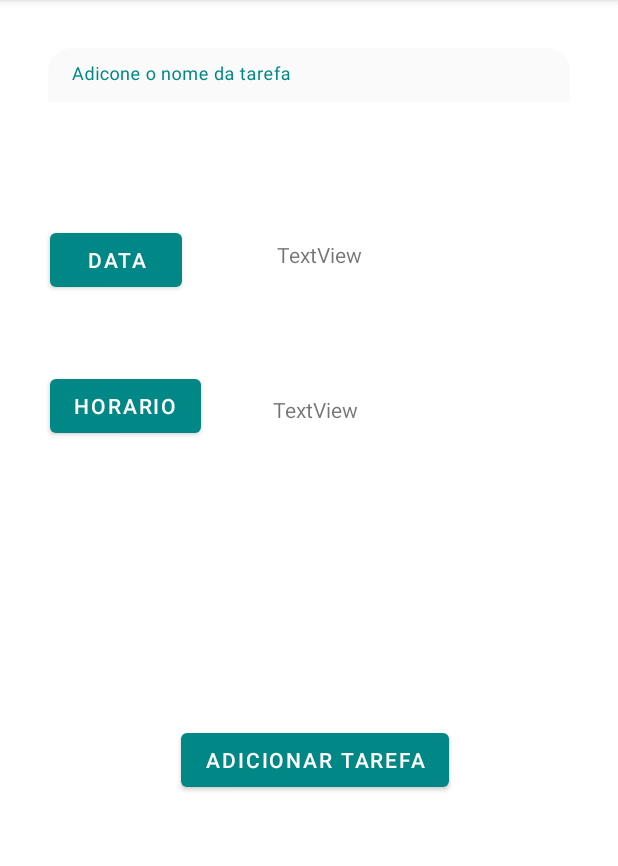
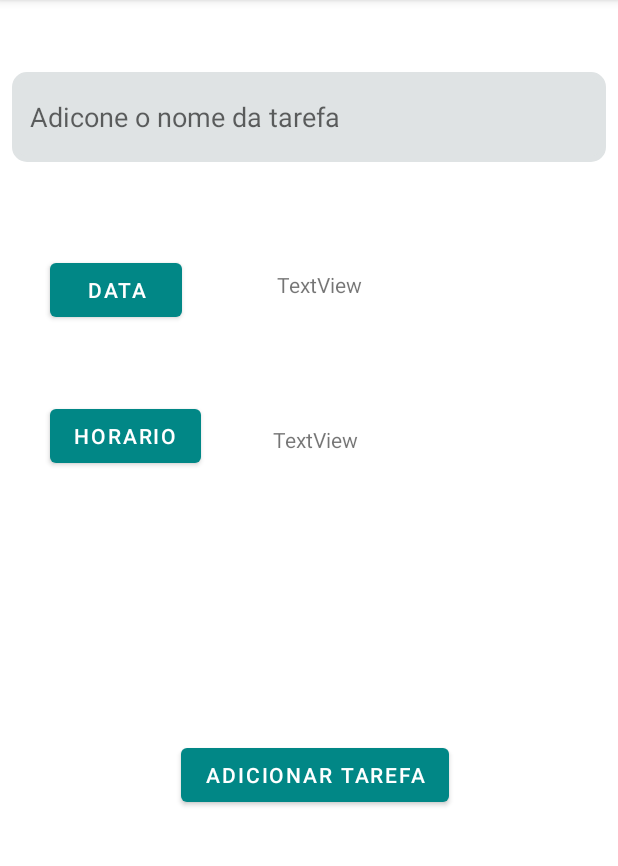
Before and after one commit to 2024-1-NADS3/Projeto1, an Android app: the AdicionarActivity screen opened directly, with no data from a screen before it, after a tap on "ADICIONAR TAREFA", on a phone screen of 412 x 824 dp, the part 84-950 px from its top. Run offline under Robolectric (Android 15) with nearby library versions, the light colour scheme and no system bars.

Commit message:
colocando icon

```diff
--- a/src/Frontend/MyNavigation/app/src/main/AndroidManifest.xml
+++ b/src/Frontend/MyNavigation/app/src/main/AndroidManifest.xml
@@ -6,7 +6,7 @@
         android:allowBackup="true"
         android:dataExtractionRules="@xml/data_extraction_rules"
         android:fullBackupContent="@xml/backup_rules"
-        android:icon="@mipmap/ic_launcher"
+        android:icon="@drawable/logo_bemviver2"
         android:label="@string/app_name"
         android:supportsRtl="true"
         android:theme="@style/Theme.MyNavigation"
@@ -14,13 +14,12 @@
         <activity
             android:name=".AdicionarActivity"
             android:parentActivityName=".MainActivity"
-            android:exported="false" />
+            android:exported="true" />
         <activity
             android:name=".SplashActivity"
             android:exported="true" >
             <intent-filter>
                 <action android:name="android.intent.action.MAIN" />
-
                 <category android:name="android.intent.category.LAUNCHER" />
             </intent-filter>
         </activity>
--- a/src/Frontend/MyNavigation/app/src/main/java/com/example/mynavigation/AdicionarActivity.java
+++ b/src/Frontend/MyNavigation/app/src/main/java/com/example/mynavigation/AdicionarActivity.java
@@ -22,7 +22,6 @@ import android.app.TimePickerDialog;
 import android.database.Cursor;
 import android.database.sqlite.SQLiteDatabase;
 import android.os.Bundle;
-
 
 public class AdicionarActivity extends AppCompatActivity {
     private EditText nomeTarefa;
@@ -95,13 +94,18 @@ public class AdicionarActivity extends AppCompatActivity {
 
         //BOTÃO QUE IRÁ ENVIAR PARA TABELA DO SQLlITE
         adicionarTarefa.setOnClickListener(v -> {
+
             try {
+                String novaTarefa = nomeTarefa.getText().toString();
+                if (novaTarefa.isEmpty()) {
+                    // Se estiver vazio exibe um toast
+                    Toast.makeText(AdicionarActivity.this, "O campo Nome da Tarefa não pode estar vazio", Toast.LENGTH_SHORT).show();
+                    return;
+                }
                 // Abre ou cria o banco de dados
                 SQLiteDatabase bancoDados = openOrCreateDatabase("CheckList", MODE_PRIVATE, null);
-                bancoDados.execSQL("CREATE TABLE IF NOT EXISTS minhasTarefas2 (id INTEGER PRIMARY KEY AUTOINCREMENT, tarefa VARCHAR, data_hora DATETIME)");
+                bancoDados.execSQL("CREATE TABLE IF NOT EXISTS minhasTarefas (id INTEGER PRIMARY KEY AUTOINCREMENT, tarefa VARCHAR, data_hora DATETIME)");
 
-                // nome da tarefa
-                String novaTarefa = nomeTarefa.getText().toString();
                 // data e horário
                 String dataHoraTarefa = calendarioTextView.getText().toString() + " " + horarioTextView.getText().toString();
 
@@ -113,6 +117,11 @@ public class AdicionarActivity extends AppCompatActivity {
                 int indiceColunaID = cursor.getColumnIndex("id");
                 int indiceColunaTarefa = cursor.getColumnIndex("tarefa");
                 int indiceColunaDataHora = cursor.getColumnIndex("data_hora");
+
+                nomeTarefa.setText("");
+                calendarioTextView.setText("");
+                horarioTextView.setText("");
+                finish();
 
                 cursor.moveToFirst();
                 while (!cursor.isAfterLast()) {
--- a/src/Frontend/MyNavigation/app/src/main/res/drawable/border_radius_background.xml
+++ b/src/Frontend/MyNavigation/app/src/main/res/drawable/border_radius_background.xml
@@ -3,7 +3,7 @@
     android:shape="rectangle">
     <corners android:radius="10dp"/>
     <gradient
-        android:startColor="#496BE6"
-        android:endColor="#2341AA"
+        android:startColor="#617EEA"
+        android:endColor="#2A3F88"
         android:angle="15"/>
 </shape>
--- a/src/Frontend/MyNavigation/app/src/main/res/drawable/fundo_textinput.xml
+++ b/src/Frontend/MyNavigation/app/src/main/res/drawable/fundo_textinput.xml
@@ -1,8 +1,8 @@
 <?xml version="1.0" encoding="utf-8"?>
 <shape xmlns:android="http://schemas.android.com/apk/res/android"
     android:shape="rectangle"
-    android:tint="#FAFAFA">
-    <corners android:radius="14dp"/>
+    android:tint="#DFE3E4">
+    <corners android:radius="8dp"/>
     <stroke
         android:width="4dp"
         android:color="#4F5973" />
--- a/src/Frontend/MyNavigation/app/src/main/res/drawable/gradient_verde.xml
+++ b/src/Frontend/MyNavigation/app/src/main/res/drawable/gradient_verde.xml
@@ -4,8 +4,8 @@
     <corners android:radius="10dp"/>
 
     <gradient
-        android:startColor="#3DCD66"
-        android:endColor="#63DA65"
+        android:startColor="#4FCC72"
+        android:endColor="#7BDA7D"
         android:angle="30"/>
 
 </shape>
--- a/src/Frontend/MyNavigation/app/src/main/res/layout/activity_adicionar.xml
+++ b/src/Frontend/MyNavigation/app/src/main/res/layout/activity_adicionar.xml
@@ -64,31 +64,24 @@
     <LinearLayout
         android:id="@+id/linearLayout"
         android:layout_width="0dp"
-        android:layout_height="100dp"
+        android:layout_height="80dp"
+        android:layout_marginTop="40dp"
         android:orientation="vertical"
-        android:padding="32dp"
+        android:padding="8dp"
         app:layout_constraintEnd_toEndOf="parent"
         app:layout_constraintHorizontal_bias="0.0"
         app:layout_constraintStart_toStartOf="parent"
         app:layout_constraintTop_toTopOf="parent">
 
-        <com.google.android.material.textfield.TextInputLayout
-            android:id="@+id/textInputLayout"
-            android:layout_width="match_parent"
-            android:layout_height="wrap_content"
-            android:textColorHint="#3F3F40"
-            android:textSize="20sp"
-            android:textStyle="bold">
 
         <com.google.android.material.textfield.TextInputEditText
             android:id="@+id/nomeTarefa"
             android:layout_width="match_parent"
-                android:layout_height="50dp"
+            android:layout_height="60dp"
             android:background="@drawable/fundo_textinput"
             android:hint="Adicone o nome da tarefa"
             android:padding="12dp"
             android:textSize="18sp" />
-        </com.google.android.material.textfield.TextInputLayout>
 
     </LinearLayout>
 
--- a/src/Frontend/MyNavigation/app/src/main/res/layout/activity_login.xml
+++ b/src/Frontend/MyNavigation/app/src/main/res/layout/activity_login.xml
@@ -69,7 +69,7 @@
         android:layout_marginStart="52dp"
         android:layout_marginEnd="52dp"
         android:layout_marginBottom="22dp"
-        android:background="#C3C3C3"
+        android:background="@drawable/fundo_textinput"
         android:ems="10"
         android:hint="E-mail"
         android:inputType="textPersonName"
@@ -89,7 +89,7 @@
         android:layout_marginEnd="52dp"
         android:layout_marginBottom="150dp"
         android:width="2dp"
-        android:background="#C3C3C3"
+        android:background="@drawable/fundo_textinput"
         android:color="@android:color/black"
         android:ems="10"
         android:hint="Senha"
```
Lines whose indentation alone changed are shown as unchanged.
